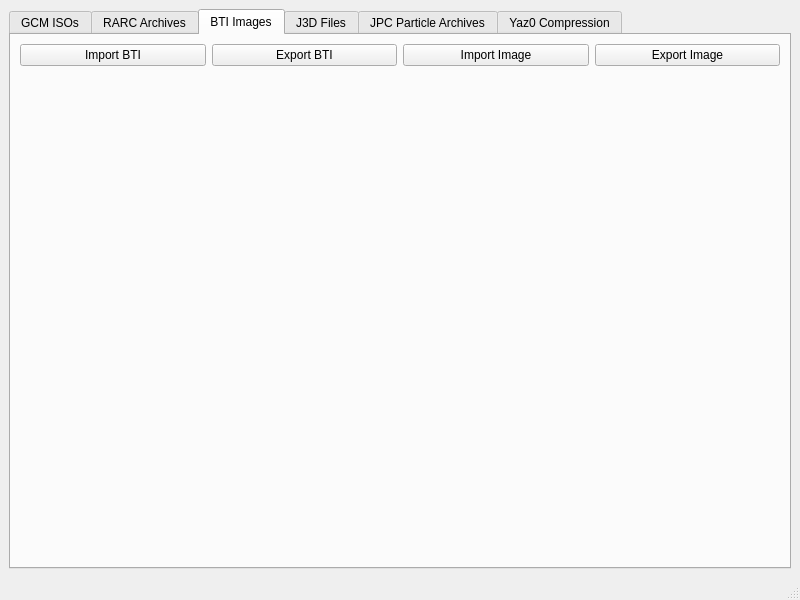
LagoLunatic/GCFT, file gcft_ui/main.ui: the form before one commit.
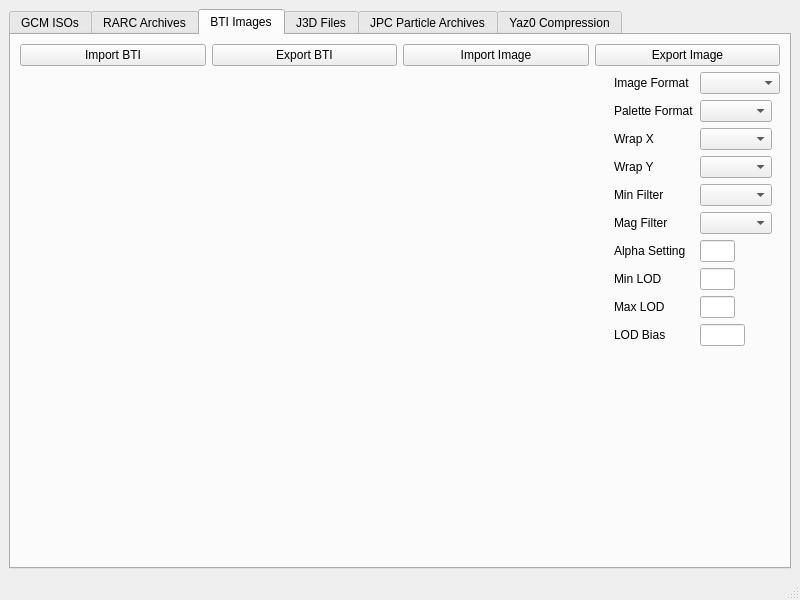
The form after the commit. The open tabs and pages were chosen to show the change.

Commit message: Add BTI header fields to UI for editing

```diff
--- a/gcft_ui/main.ui
+++ b/gcft_ui/main.ui
@@ -177,26 +177,216 @@
          </layout>
         </item>
         <item>
-         <widget class="QWidget" name="bti_image_container" native="true">
-          <layout class="QGridLayout" name="gridLayout">
-           <item row="0" column="0">
-            <widget class="QLabel" name="bti_image_label">
-             <property name="sizePolicy">
-              <sizepolicy hsizetype="MinimumExpanding" vsizetype="MinimumExpanding">
-               <horstretch>0</horstretch>
-               <verstretch>0</verstretch>
-              </sizepolicy>
+         <layout class="QHBoxLayout" name="horizontalLayout_8">
+          <item>
+           <widget class="QWidget" name="bti_image_container" native="true">
+            <layout class="QVBoxLayout" name="verticalLayout_12">
+             <property name="margin">
+              <number>0</number>
              </property>
-             <property name="text">
-              <string/>
-             </property>
-             <property name="alignment">
-              <set>Qt::AlignCenter</set>
-             </property>
-            </widget>
-           </item>
-          </layout>
-         </widget>
+             <item>
+              <layout class="QGridLayout" name="gridLayout">
+               <item row="2" column="0">
+                <widget class="QLabel" name="bti_image_label">
+                 <property name="sizePolicy">
+                  <sizepolicy hsizetype="MinimumExpanding" vsizetype="MinimumExpanding">
+                   <horstretch>0</horstretch>
+                   <verstretch>0</verstretch>
+                  </sizepolicy>
+                 </property>
+                 <property name="text">
+                  <string/>
+                 </property>
+                 <property name="alignment">
+                  <set>Qt::AlignCenter</set>
+                 </property>
+                </widget>
+               </item>
+              </layout>
+             </item>
+             <item>
+              <spacer name="horizontalSpacer">
+               <property name="orientation">
+                <enum>Qt::Horizontal</enum>
+               </property>
+               <property name="sizeHint" stdset="0">
+                <size>
+                 <width>40</width>
+                 <height>20</height>
+                </size>
+               </property>
+              </spacer>
+             </item>
+            </layout>
+           </widget>
+          </item>
+          <item>
+           <layout class="QFormLayout" name="formLayout">
+            <property name="fieldGrowthPolicy">
+             <enum>QFormLayout::FieldsStayAtSizeHint</enum>
+            </property>
+            <item row="0" column="0">
+             <widget class="QLabel" name="label">
+              <property name="text">
+               <string>Image Format</string>
+              </property>
+             </widget>
+            </item>
+            <item row="1" column="0">
+             <widget class="QLabel" name="label_2">
+              <property name="text">
+               <string>Palette Format</string>
+              </property>
+             </widget>
+            </item>
+            <item row="2" column="0">
+             <widget class="QLabel" name="label_3">
+              <property name="text">
+               <string>Wrap X</string>
+              </property>
+             </widget>
+            </item>
+            <item row="3" column="0">
+             <widget class="QLabel" name="label_4">
+              <property name="text">
+               <string>Wrap Y</string>
+              </property>
+             </widget>
+            </item>
+            <item row="4" column="0">
+             <widget class="QLabel" name="label_5">
+              <property name="text">
+               <string>Min Filter</string>
+              </property>
+             </widget>
+            </item>
+            <item row="5" column="0">
+             <widget class="QLabel" name="label_6">
+              <property name="text">
+               <string>Mag Filter</string>
+              </property>
+             </widget>
+            </item>
+            <item row="6" column="0">
+             <widget class="QLabel" name="label_7">
+              <property name="text">
+               <string>Alpha Setting</string>
+              </property>
+             </widget>
+            </item>
+            <item row="7" column="0">
+             <widget class="QLabel" name="label_8">
+              <property name="text">
+               <string>Min LOD</string>
+              </property>
+             </widget>
+            </item>
+            <item row="8" column="0">
+             <widget class="QLabel" name="label_9">
+              <property name="text">
+               <string>Max LOD</string>
+              </property>
+             </widget>
+            </item>
+            <item row="9" column="0">
+             <widget class="QLabel" name="label_10">
+              <property name="text">
+               <string>LOD Bias</string>
+              </property>
+             </widget>
+            </item>
+            <item row="9" column="1">
+             <widget class="QLineEdit" name="bti_lod_bias">
+              <property name="sizePolicy">
+               <sizepolicy hsizetype="Minimum" vsizetype="Fixed">
+                <horstretch>0</horstretch>
+                <verstretch>0</verstretch>
+               </sizepolicy>
+              </property>
+              <property name="maximumSize">
+               <size>
+                <width>45</width>
+                <height>16777215</height>
+               </size>
+              </property>
+             </widget>
+            </item>
+            <item row="8" column="1">
+             <widget class="QLineEdit" name="bti_max_lod">
+              <property name="sizePolicy">
+               <sizepolicy hsizetype="Minimum" vsizetype="Fixed">
+                <horstretch>0</horstretch>
+                <verstretch>0</verstretch>
+               </sizepolicy>
+              </property>
+              <property name="maximumSize">
+               <size>
+                <width>35</width>
+                <height>16777215</height>
+               </size>
+              </property>
+             </widget>
+            </item>
+            <item row="7" column="1">
+             <widget class="QLineEdit" name="bti_min_lod">
+              <property name="sizePolicy">
+               <sizepolicy hsizetype="Minimum" vsizetype="Fixed">
+                <horstretch>0</horstretch>
+                <verstretch>0</verstretch>
+               </sizepolicy>
+              </property>
+              <property name="maximumSize">
+               <size>
+                <width>35</width>
+                <height>16777215</height>
+               </size>
+              </property>
+             </widget>
+            </item>
+            <item row="6" column="1">
+             <widget class="QLineEdit" name="bti_alpha_setting">
+              <property name="sizePolicy">
+               <sizepolicy hsizetype="Minimum" vsizetype="Fixed">
+                <horstretch>0</horstretch>
+                <verstretch>0</verstretch>
+               </sizepolicy>
+              </property>
+              <property name="maximumSize">
+               <size>
+                <width>35</width>
+                <height>16777215</height>
+               </size>
+              </property>
+             </widget>
+            </item>
+            <item row="0" column="1">
+             <widget class="QComboBox" name="bti_image_format">
+              <property name="minimumSize">
+               <size>
+                <width>80</width>
+                <height>0</height>
+               </size>
+              </property>
+             </widget>
+            </item>
+            <item row="1" column="1">
+             <widget class="QComboBox" name="bti_palette_format"/>
+            </item>
+            <item row="2" column="1">
+             <widget class="QComboBox" name="bti_wrap_s"/>
+            </item>
+            <item row="3" column="1">
+             <widget class="QComboBox" name="bti_wrap_t"/>
+            </item>
+            <item row="4" column="1">
+             <widget class="QComboBox" name="bti_min_filter"/>
+            </item>
+            <item row="5" column="1">
+             <widget class="QComboBox" name="bti_mag_filter"/>
+            </item>
+           </layout>
+          </item>
+         </layout>
         </item>
        </layout>
       </widget>
```
The commit also changes 2 other files.
